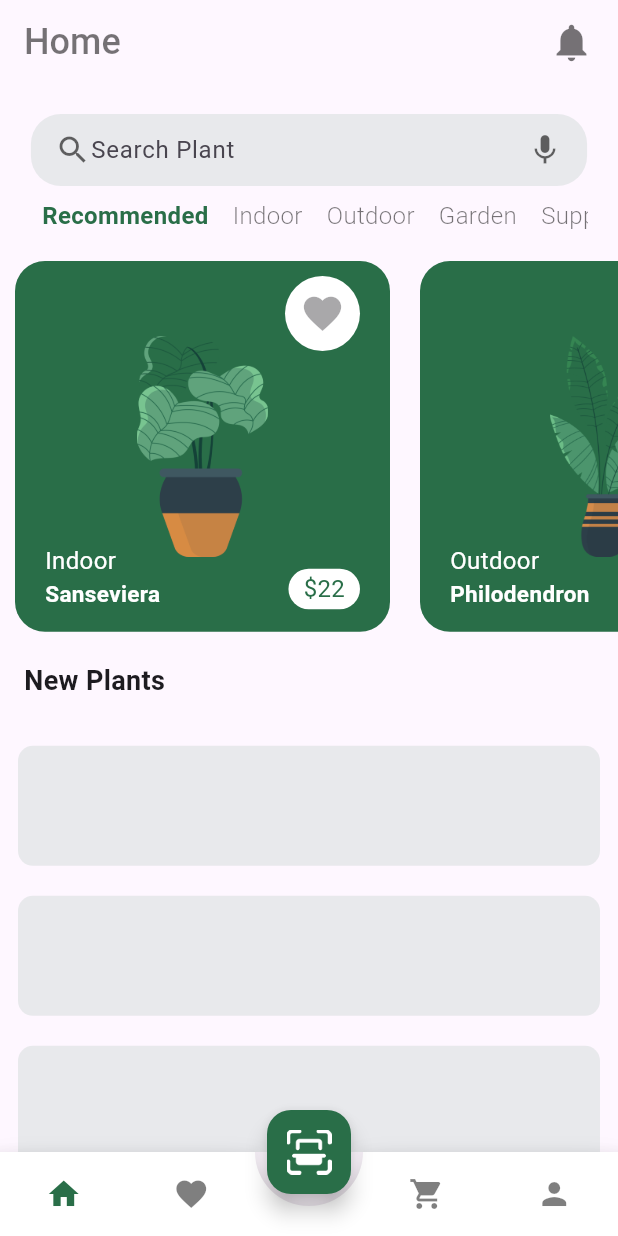
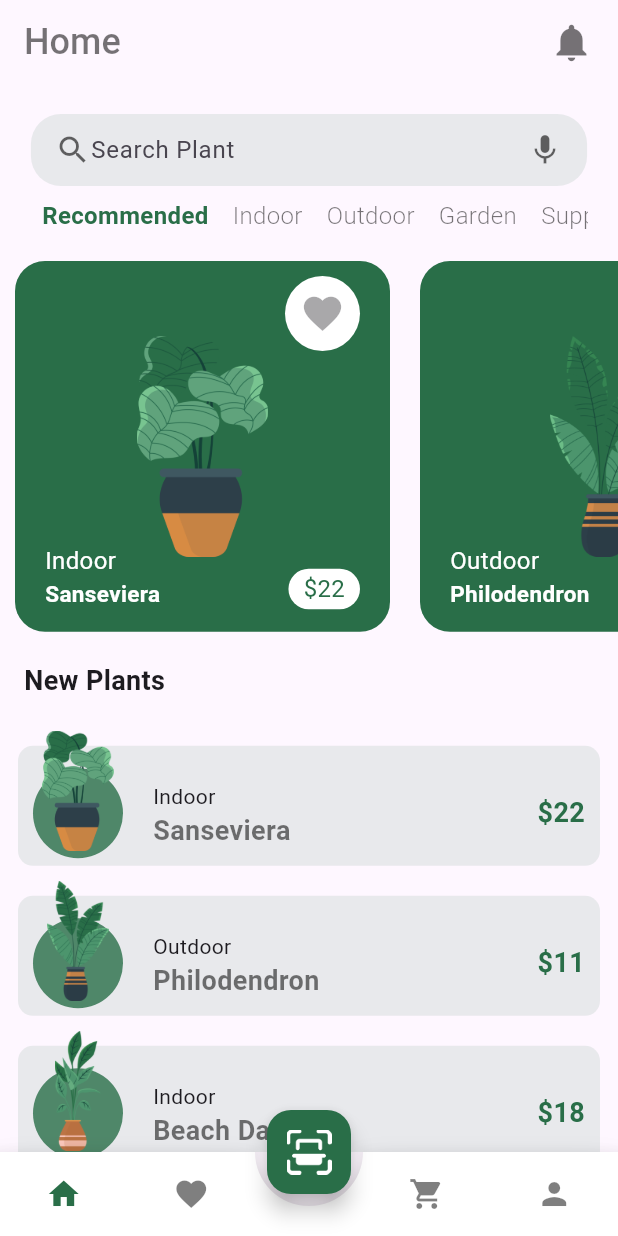
Before and after one commit to SathiaPang/plant_app, a Flutter app: the screen it shows after launch, on a phone screen of 412 x 824 dp. Run offline on Flutter 3.47's test engine with Material 3 defaults, Android fonts, the phone set to English and light mode, and no system bars; drawn by our look-alikes of animated_bottom_navigation_bar; our stand-ins replace page_transition.

Commit message:
Updated the new plant

```diff
--- a/lib/ui/screens/home_page.dart
+++ b/lib/ui/screens/home_page.dart
@@ -228,7 +228,59 @@ class _HomePageState extends State<HomePage> {
                     margin: EdgeInsets.only(bottom: 10, top: 10),
                     width: size.width,
                     child: Row(
-
+                      mainAxisAlignment: MainAxisAlignment.spaceBetween,
+                      crossAxisAlignment: CrossAxisAlignment.center,
+                      children: [
+                        Stack(
+                          clipBehavior: Clip.none,
+                          children: [
+                            Container(
+                              width: 60.0,
+                              height: 60.0,
+                              decoration: BoxDecoration(
+                                color: Constants.primaryColor.withOpacity(.8),
+                                shape: BoxShape.circle,
+                              ),
+                            ),
+                            Positioned(
+                              bottom: 5,
+                              left: 0,
+                              right: 0,
+                              child: SizedBox(
+                                height: 80.0,
+                                child: Image.asset(_plantList[index].imageURL),
+                              ),
+                            ),
+                            Positioned(
+                              bottom: 5,
+                              left: 80,
+                              child: Column(
+                                crossAxisAlignment: CrossAxisAlignment.start,
+                                children: [
+                                  Text(_plantList[index].category),
+                                  Text(
+                                    _plantList[index].plantName,
+                                    style: TextStyle(
+                                        fontWeight: FontWeight.bold,
+                                        fontSize: 18,
+                                        color: Constants.blackColor),
+                                  ),
+                                ],
+                              ),
+                            )
+                          ],
+                        ),
+                        Container(
+                          padding: EdgeInsets.only(right: 10),
+                          child: Text(
+                            r'$' + _plantList[index].price.toString(),
+                            style: TextStyle(
+                                fontWeight: FontWeight.bold,
+                                fontSize: 18,
+                                color: Constants.primaryColor),
+                          ),
+                        )
+                      ],
                     ),
                   );
                 },
```
